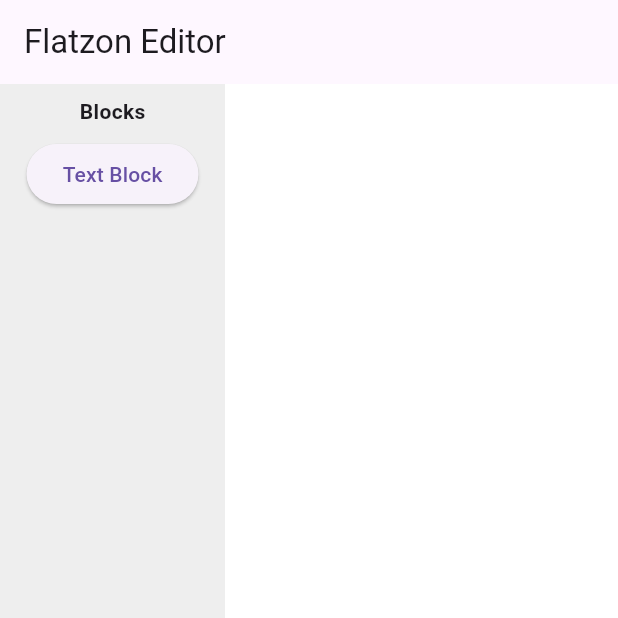
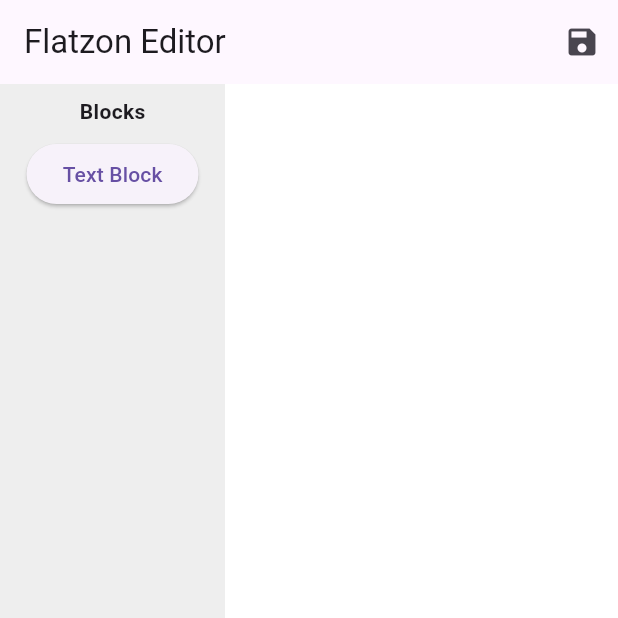
Before and after one commit to Trendawyno1/flatzon, a Flutter app: the screen it shows after launch, after a tap on "Text Block", on a phone screen of 412 x 824 dp, the top half of it. Run offline on Flutter 3.47's test engine with Material 3 defaults, Android fonts, the phone set to English and light mode, and no system bars.

Commit message:
Update editor.dart

```diff
--- a/lib/editor.dart
+++ b/lib/editor.dart
@@ -1,3 +1,5 @@
+import 'dart:convert';
+import 'dart:io';
 import 'package:flutter/material.dart';
 import 'blocks/text_block.dart';
 
@@ -10,20 +12,41 @@ class EditorPage extends StatefulWidget {
 
 class _EditorPageState extends State<EditorPage> {
   List<Widget> droppedBlocks = [];
+  List<Map<String, dynamic>> blockData = [];
 
-  void addBlock(Widget block) {
+  void addBlock(String type) {
     setState(() {
-      droppedBlocks.add(block);
+      if (type == "text") {
+        droppedBlocks.add(const TextBlock());
+        blockData.add({"type": "text", "text": "Hello from Block!"});
+      }
     });
+  }
+
+  void saveDesign() async {
+    final jsonString = jsonEncode(blockData);
+    final file = File("design.json");
+    await file.writeAsString(jsonString);
+    ScaffoldMessenger.of(context).showSnackBar(
+      const SnackBar(content: Text("✅ Design saved to design.json")),
+    );
   }
 
   @override
   Widget build(BuildContext context) {
     return Scaffold(
-      appBar: AppBar(title: const Text('Flatzon Editor')),
+      appBar: AppBar(
+        title: const Text('Flatzon Editor'),
+        actions: [
+          IconButton(
+            icon: const Icon(Icons.save),
+            onPressed: saveDesign,
+          ),
+        ],
+      ),
       body: Row(
         children: [
-          // قائمة البلوكات الجاهزة
+          // القائمة الجانبية
           Container(
             width: 150,
             color: Colors.grey[200],
@@ -34,7 +57,7 @@ class _EditorPageState extends State<EditorPage> {
                   child: Text('Blocks', style: TextStyle(fontWeight: FontWeight.bold)),
                 ),
                 ElevatedButton(
-                  onPressed: () => addBlock(const TextBlock()),
+                  onPressed: () => addBlock("text"),
                   child: const Text("Text Block"),
                 ),
               ],
```
